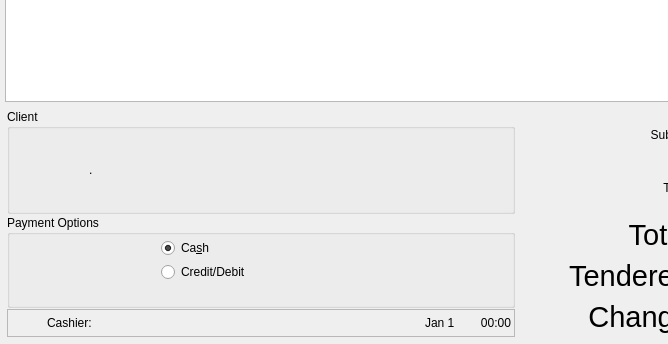
Above: ui/mainview.ui from miguelchavez/lemonpy before the change; both pictures show x 0 to 668 and y 156 to 500 of the 1006 by 500 pixel window. Below: the same form after it.
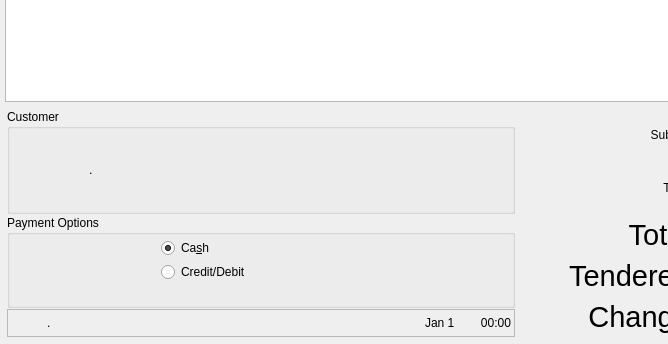
That is the form after the change. Icons and pictures are not drawn.

Commit message: Adding dialog.svg to images, adding code to load the cmPasswordDialog as a demo for now. Adding new currency icon and discount icon.

```diff
--- a/ui/mainview.ui
+++ b/ui/mainview.ui
@@ -242,7 +242,7 @@
              </size>
             </property>
             <property name="title">
-             <string>Client</string>
+             <string>Customer</string>
             </property>
             <layout class="QHBoxLayout" name="horizontalLayout_5">
              <item>
@@ -432,7 +432,7 @@
              <item>
               <widget class="QLabel" name="lblStatusCashier">
                <property name="text">
-                <string>Cashier:</string>
+                <string>.</string>
                </property>
               </widget>
              </item>
```
Left out of the diff: 2 changed lines with no effect on the pictures. The commit also changes 6 other files.
